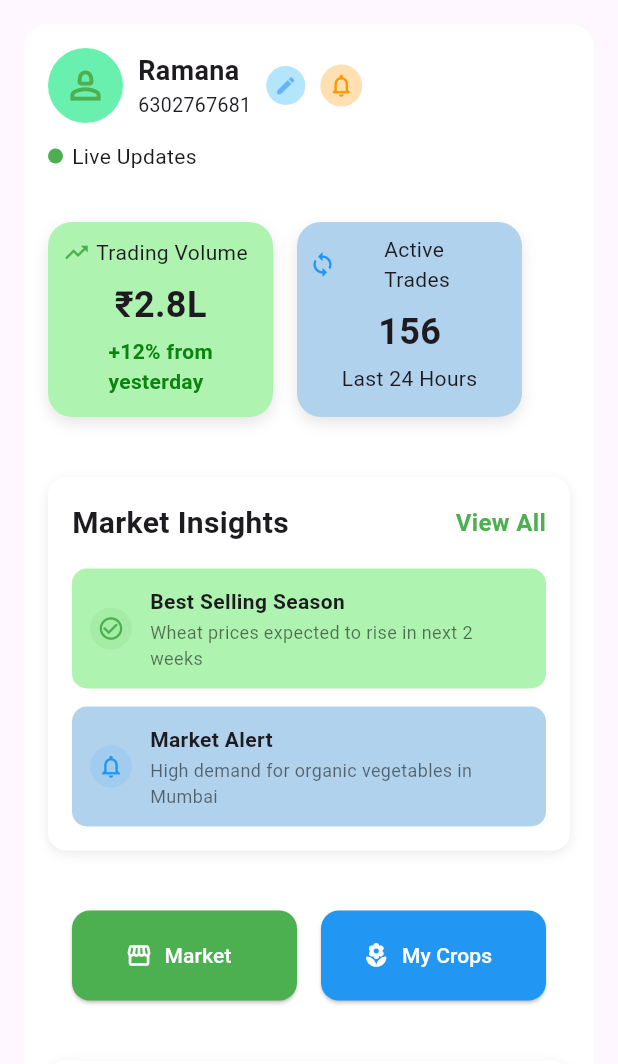
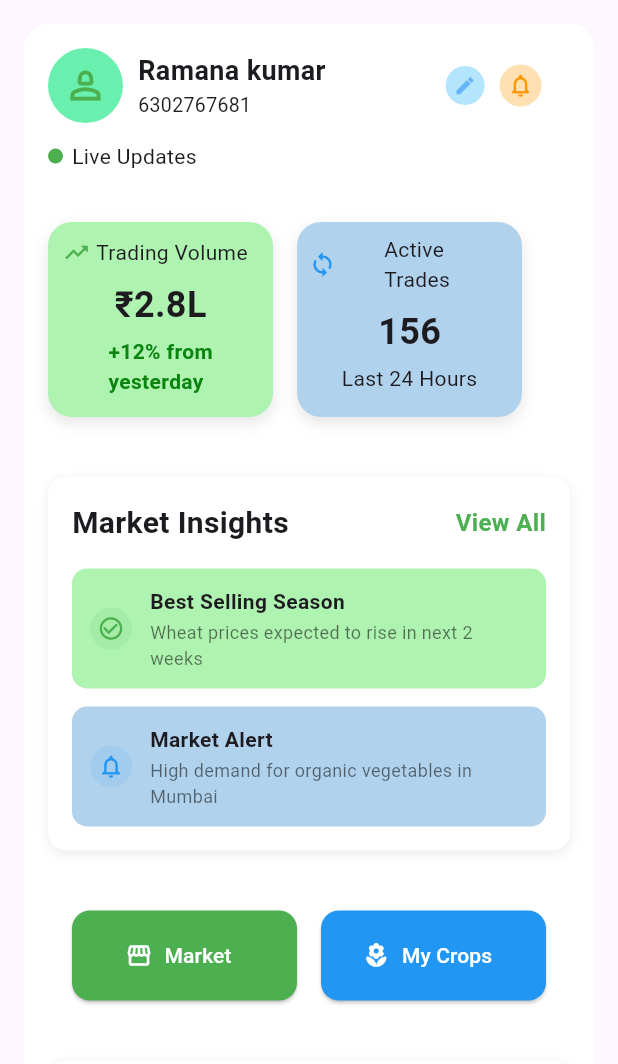
Before and after one commit to jaswanth4237/Flutter-Codes, a Flutter app: the ProfileScreen screen opened directly, on a phone screen of 412 x 824 dp, the part 84-1148 px from its top. Run offline on Flutter 3.47's test engine with Material 3 defaults, Android fonts, the phone set to English and light mode, and no system bars; our stand-ins replace device_preview, google_fonts.

Commit message:
changes updated

```diff
--- /dev/null
+++ b/smart_agri_connect/devtools_options.yaml
@@ -0,0 +1,3 @@
+description: This file stores settings for Dart & Flutter DevTools.
+documentation: https://docs.flutter.dev/tools/devtools/extensions#configure-extension-enablement-states
+extensions:
--- a/smart_agri_connect/lib/profile_screen.dart
+++ b/smart_agri_connect/lib/profile_screen.dart
@@ -78,12 +78,11 @@
                           size: 30,
                         ),
                       ),
-
                       Column(
                         crossAxisAlignment: CrossAxisAlignment.start,
                         children: [
                           Text(
-                            "Ramana",
+                            "Ramana kumar",
                             style: TextStyle(
                               fontSize: 18,
                               fontWeight: FontWeight.bold,
@@ -96,6 +95,7 @@
                           ),
                         ],
                       ),
+                      SizedBox(width: 60,),
                       CircleAvatar(
                         backgroundColor: Colors.lightBlue.shade100,
                         radius: 13,
```
